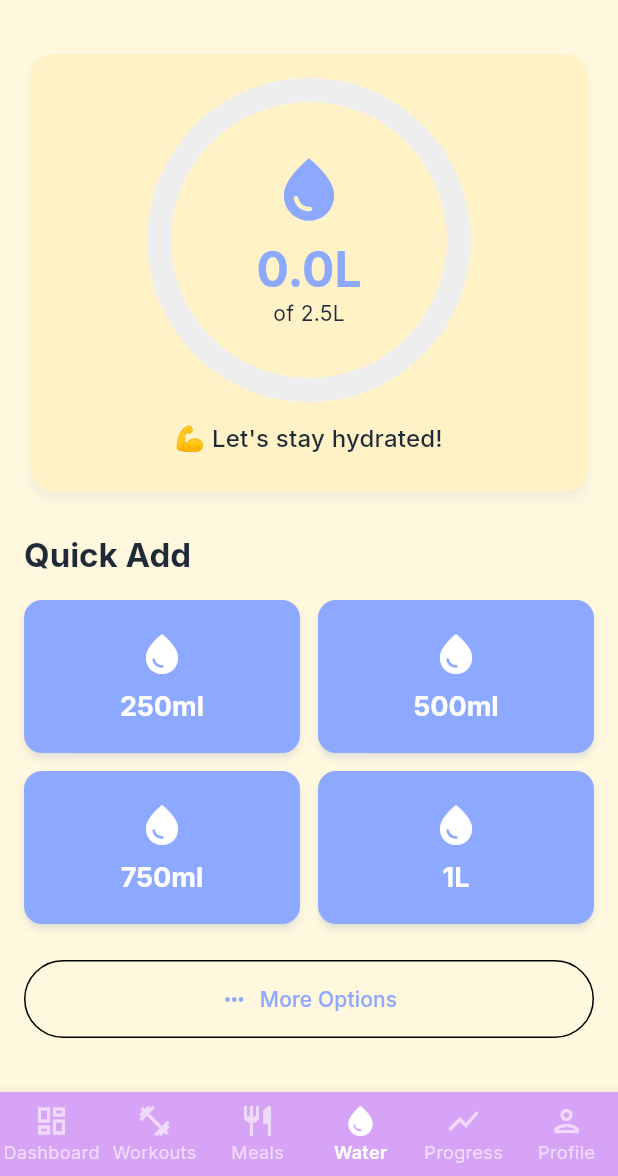
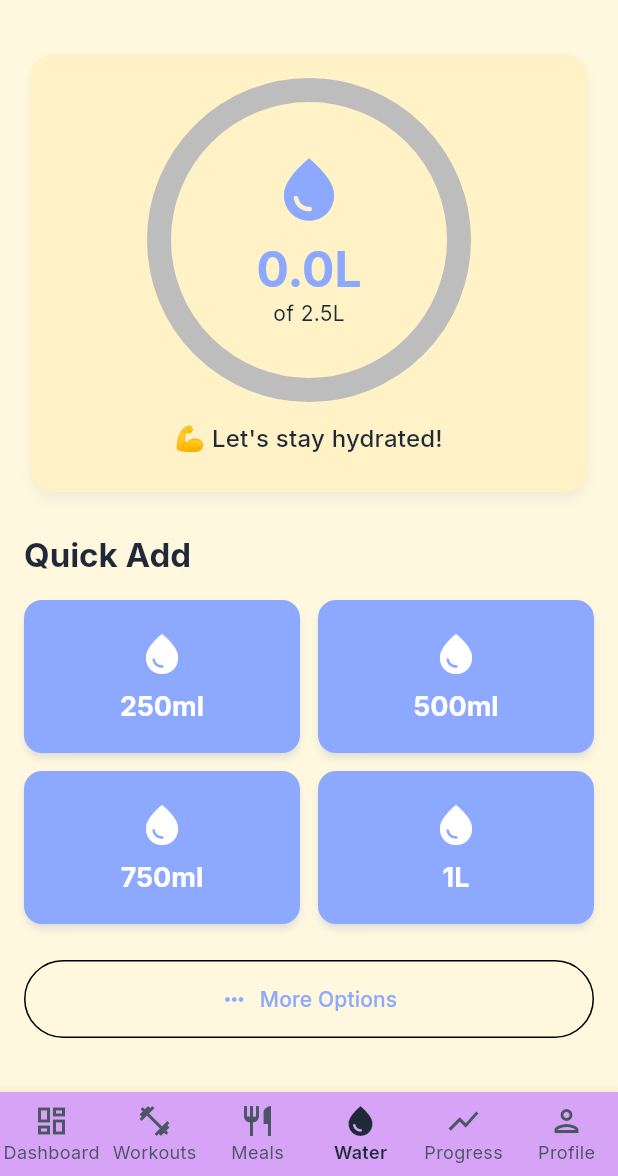
Before and after one commit to Rashmika-Bandara/Daily_Glow, a Flutter app: the HomeScreen screen opened directly, item 4 of the bottom bar chosen, on a phone screen of 412 x 824 dp, the part 60-1236 px from its top. Run offline on Flutter 3.47's test engine with Material 3 defaults, Android fonts, the phone set to English and light mode, and no system bars; our stand-ins replace cloud_firestore, firebase_auth, firebase_core, flutter_riverpod, google_fonts, shared_preferences; accounts and stored records are empty.

Commit message:
UI/UX change

```diff
--- a/flutter_app_setup/lib/screens/home/home_screen.dart
+++ b/flutter_app_setup/lib/screens/home/home_screen.dart
@@ -43,8 +43,8 @@ class _HomeScreenState extends ConsumerState<HomeScreen> {
         onTap: _onItemTapped,
         type: BottomNavigationBarType.fixed,
         backgroundColor: isDark ? null : const Color(0xFFD6A3F7),
-        selectedItemColor: isDark ? null : Colors.white,
-        unselectedItemColor: isDark ? null : Colors.white.withOpacity(0.6),
+        selectedItemColor: isDark ? null : const Color(0xFF1F2937),
+        unselectedItemColor: isDark ? null : const Color(0xFF4B5563),
         items: const [
           BottomNavigationBarItem(
             icon: Icon(Icons.dashboard_outlined),
--- a/flutter_app_setup/lib/screens/water/water_tab.dart
+++ b/flutter_app_setup/lib/screens/water/water_tab.dart
@@ -79,7 +79,7 @@ class _WaterTabState extends ConsumerState<WaterTab> {
                               child: CircularProgressIndicator(
                                 value: progress,
                                 strokeWidth: 16,
-                                backgroundColor: Colors.grey.shade200,
+                                backgroundColor: const Color(0xFFBDBDBD),
                                 valueColor: const AlwaysStoppedAnimation<Color>(
                                   AppTheme.waterIntake,
                                 ),
```
Also changed, not shown: 3 other files.
